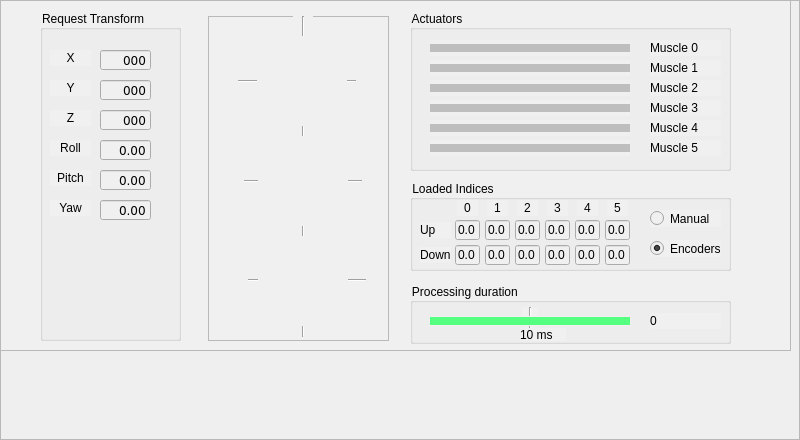
Old version of the form output_gui.ui in the repository michaelmargolis/MdxMotionPlatformV3.
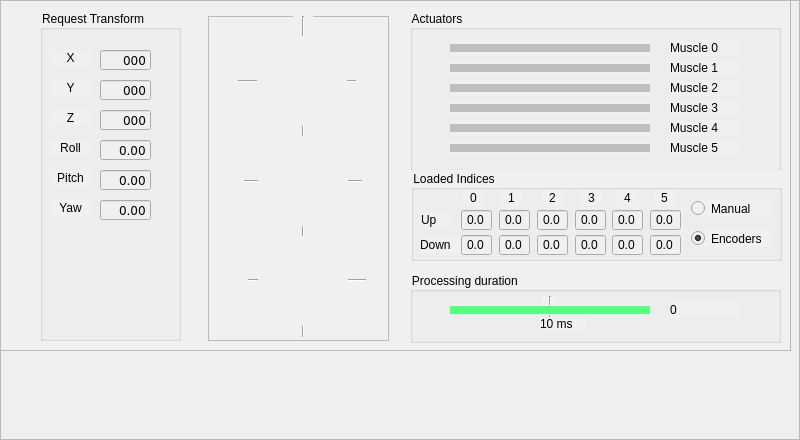
New version of the form. Icons and pictures are not drawn.

Commit message: update nolimits interface to support python 2 and 3 added platform images for output gui

```diff
--- a/output_gui.ui
+++ b/output_gui.ui
@@ -45,7 +45,7 @@
      <rect>
       <x>410</x>
       <y>10</y>
-      <width>321</width>
+      <width>371</width>
       <height>161</height>
      </rect>
     </property>
@@ -58,7 +58,7 @@
      </property>
      <property name="geometry">
       <rect>
-       <x>20</x>
+       <x>40</x>
        <y>90</y>
        <width>200</width>
        <height>16</height>
@@ -80,7 +80,7 @@
      </property>
      <property name="geometry">
       <rect>
-       <x>20</x>
+       <x>40</x>
        <y>110</y>
        <width>200</width>
        <height>16</height>
@@ -102,7 +102,7 @@
      </property>
      <property name="geometry">
       <rect>
-       <x>20</x>
+       <x>40</x>
        <y>130</y>
        <width>200</width>
        <height>16</height>
@@ -124,7 +124,7 @@
      </property>
      <property name="geometry">
       <rect>
-       <x>20</x>
+       <x>40</x>
        <y>70</y>
        <width>200</width>
        <height>16</height>
@@ -146,7 +146,7 @@
      </property>
      <property name="geometry">
       <rect>
-       <x>20</x>
+       <x>40</x>
        <y>50</y>
        <width>200</width>
        <height>16</height>
@@ -168,7 +168,7 @@
      </property>
      <property name="geometry">
       <rect>
-       <x>20</x>
+       <x>40</x>
        <y>30</y>
        <width>200</width>
        <height>16</height>
@@ -187,7 +187,7 @@
     <widget class="QLabel" name="txt_muscle_0">
      <property name="geometry">
       <rect>
-       <x>240</x>
+       <x>260</x>
        <y>30</y>
        <width>71</width>
        <height>16</height>
@@ -200,7 +200,7 @@
     <widget class="QLabel" name="txt_muscle_1">
      <property name="geometry">
       <rect>
-       <x>240</x>
+       <x>260</x>
        <y>50</y>
        <width>71</width>
        <height>16</height>
@@ -213,7 +213,7 @@
     <widget class="QLabel" name="txt_muscle_2">
      <property name="geometry">
       <rect>
-       <x>240</x>
+       <x>260</x>
        <y>70</y>
        <width>71</width>
        <height>16</height>
@@ -226,7 +226,7 @@
     <widget class="QLabel" name="txt_muscle_3">
      <property name="geometry">
       <rect>
-       <x>240</x>
+       <x>260</x>
        <y>90</y>
        <width>71</width>
        <height>16</height>
@@ -239,7 +239,7 @@
     <widget class="QLabel" name="txt_muscle_4">
      <property name="geometry">
       <rect>
-       <x>240</x>
+       <x>260</x>
        <y>110</y>
        <width>71</width>
        <height>16</height>
@@ -252,7 +252,7 @@
     <widget class="QLabel" name="txt_muscle_5">
      <property name="geometry">
       <rect>
-       <x>240</x>
+       <x>260</x>
        <y>130</y>
        <width>71</width>
        <height>16</height>
@@ -502,9 +502,9 @@
     <property name="geometry">
      <rect>
       <x>410</x>
-      <y>283</y>
-      <width>321</width>
-      <height>61</height>
+      <y>272</y>
+      <width>371</width>
+      <height>71</height>
      </rect>
     </property>
     <property name="title">
@@ -513,7 +513,7 @@
     <widget class="QLabel" name="txt_processing_dur">
      <property name="geometry">
       <rect>
-       <x>240</x>
+       <x>260</x>
        <y>30</y>
        <width>71</width>
        <height>16</height>
@@ -526,7 +526,7 @@
     <widget class="Line" name="line">
      <property name="geometry">
       <rect>
-       <x>112</x>
+       <x>132</x>
        <y>24</y>
        <width>16</width>
        <height>21</height>
@@ -542,7 +542,7 @@
      </property>
      <property name="geometry">
       <rect>
-       <x>20</x>
+       <x>40</x>
        <y>33</y>
        <width>200</width>
        <height>10</height>
@@ -564,7 +564,7 @@
     <widget class="QLabel" name="label_9">
      <property name="geometry">
       <rect>
-       <x>110</x>
+       <x>130</x>
        <y>45</y>
        <width>46</width>
        <height>13</height>
@@ -578,9 +578,9 @@
    <widget class="QGroupBox" name="bg_load_indices">
     <property name="geometry">
      <rect>
-      <x>410</x>
-      <y>180</y>
-      <width>321</width>
+      <x>411</x>
+      <y>170</y>
+      <width>371</width>
       <height>91</height>
      </rect>
     </property>
@@ -590,7 +590,7 @@
     <widget class="QLabel" name="label_10">
      <property name="geometry">
       <rect>
-       <x>47</x>
+       <x>52</x>
        <y>20</y>
        <width>21</width>
        <height>16</height>
@@ -606,9 +606,9 @@
     <widget class="QLineEdit" name="txt_up_idx_0">
      <property name="geometry">
       <rect>
-       <x>45</x>
+       <x>50</x>
        <y>40</y>
-       <width>25</width>
+       <width>31</width>
        <height>20</height>
       </rect>
      </property>
@@ -622,9 +622,9 @@
     <widget class="QLineEdit" name="txt_up_idx_1">
      <property name="geometry">
       <rect>
-       <x>75</x>
+       <x>88</x>
        <y>40</y>
-       <width>25</width>
+       <width>31</width>
        <height>20</height>
       </rect>
      </property>
@@ -638,7 +638,7 @@
     <widget class="QLabel" name="label_11">
      <property name="geometry">
       <rect>
-       <x>77</x>
+       <x>90</x>
        <y>20</y>
        <width>21</width>
        <height>16</height>
@@ -654,9 +654,9 @@
     <widget class="QLineEdit" name="txt_up_idx_2">
      <property name="geometry">
       <rect>
-       <x>105</x>
+       <x>126</x>
        <y>40</y>
-       <width>25</width>
+       <width>31</width>
        <height>20</height>
       </rect>
      </property>
@@ -670,9 +670,9 @@
     <widget class="QLineEdit" name="txt_up_idx_3">
      <property name="geometry">
       <rect>
-       <x>135</x>
+       <x>164</x>
        <y>40</y>
-       <width>25</width>
+       <width>31</width>
        <height>20</height>
       </rect>
      </property>
@@ -686,7 +686,7 @@
     <widget class="QLabel" name="label_12">
      <property name="geometry">
       <rect>
-       <x>107</x>
+       <x>131</x>
        <y>20</y>
        <width>21</width>
        <height>16</height>
@@ -702,7 +702,7 @@
     <widget class="QLabel" name="label_13">
      <property name="geometry">
       <rect>
-       <x>137</x>
+       <x>170</x>
        <y>20</y>
        <width>21</width>
        <height>16</height>
@@ -718,9 +718,9 @@
     <widget class="QLineEdit" name="txt_up_idx_4">
      <property name="geometry">
       <rect>
-       <x>165</x>
+       <x>201</x>
        <y>40</y>
-       <width>25</width>
+       <width>31</width>
        <height>20</height>
       </rect>
      </property>
@@ -734,9 +734,9 @@
     <widget class="QLineEdit" name="txt_up_idx_5">
      <property name="geometry">
       <rect>
-       <x>195</x>
+       <x>239</x>
        <y>40</y>
-       <width>25</width>
+       <width>31</width>
        <height>20</height>
       </rect>
      </property>
@@ -750,7 +750,7 @@
     <widget class="QLabel" name="label_14">
      <property name="geometry">
       <rect>
-       <x>167</x>
+       <x>206</x>
        <y>20</y>
        <width>21</width>
        <height>16</height>
@@ -766,7 +766,7 @@
     <widget class="QLabel" name="label_15">
      <property name="geometry">
       <rect>
-       <x>197</x>
+       <x>243</x>
        <y>20</y>
        <width>21</width>
        <height>16</height>
@@ -782,9 +782,9 @@
     <widget class="QLineEdit" name="txt_down_idx_4">
      <property name="geometry">
       <rect>
-       <x>165</x>
+       <x>201</x>
        <y>65</y>
-       <width>25</width>
+       <width>31</width>
        <height>20</height>
       </rect>
      </property>
@@ -798,9 +798,9 @@
     <widget class="QLineEdit" name="txt_down_idx_2">
      <property name="geometry">
       <rect>
-       <x>105</x>
+       <x>126</x>
        <y>65</y>
-       <width>25</width>
+       <width>31</width>
        <height>20</height>
       </rect>
      </property>
@@ -814,9 +814,9 @@
     <widget class="QLineEdit" name="txt_down_idx_0">
      <property name="geometry">
       <rect>
-       <x>45</x>
+       <x>50</x>
        <y>65</y>
-       <width>25</width>
+       <width>31</width>
        <height>20</height>
       </rect>
      </property>
@@ -830,9 +830,9 @@
     <widget class="QLineEdit" name="txt_down_idx_5">
      <property name="geometry">
       <rect>
-       <x>195</x>
+       <x>239</x>
        <y>65</y>
-       <width>25</width>
+       <width>31</width>
        <height>20</height>
       </rect>
      </property>
@@ -846,9 +846,9 @@
     <widget class="QLineEdit" name="txt_down_idx_3">
      <property name="geometry">
       <rect>
-       <x>135</x>
+       <x>164</x>
        <y>65</y>
-       <width>25</width>
+       <width>31</width>
        <height>20</height>
       </rect>
      </property>
@@ -862,9 +862,9 @@
     <widget class="QLineEdit" name="txt_down_idx_1">
      <property name="geometry">
       <rect>
-       <x>75</x>
+       <x>88</x>
        <y>65</y>
-       <width>25</width>
+       <width>31</width>
        <height>20</height>
       </rect>
      </property>
@@ -878,9 +878,9 @@
     <widget class="QRadioButton" name="rb_manual">
      <property name="geometry">
       <rect>
-       <x>240</x>
+       <x>280</x>
        <y>30</y>
-       <width>71</width>
+       <width>81</width>
        <height>17</height>
       </rect>
      </property>
@@ -891,9 +891,9 @@
     <widget class="QRadioButton" name="rb_encoders">
      <property name="geometry">
       <rect>
-       <x>240</x>
+       <x>280</x>
        <y>60</y>
-       <width>71</width>
+       <width>81</width>
        <height>17</height>
       </rect>
      </property>
@@ -920,9 +920,9 @@
     <widget class="QLabel" name="label_17">
      <property name="geometry">
       <rect>
-       <x>10</x>
+       <x>9</x>
        <y>67</y>
-       <width>31</width>
+       <width>41</width>
        <height>16</height>
       </rect>
      </property>
```
The commit also changes 8 other files.
